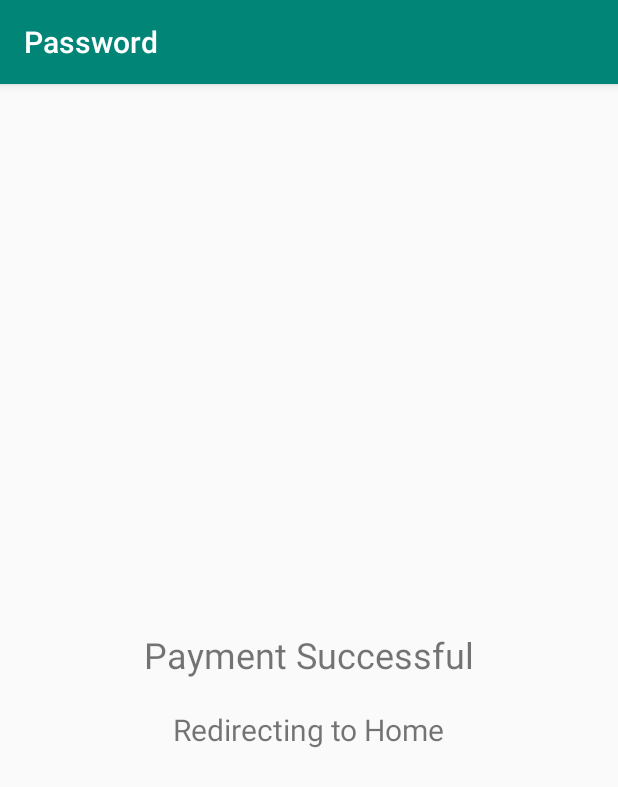
After one commit to AvinashNowpada/Password, an Android app: the Main2Activity screen opened directly, with no data from a screen before it, on a phone screen of 412 x 824 dp. The commit adds this screen. Shown: the top 787 px of the screen. Run offline under Robolectric (Android 15) with nearby library versions, the phone set to English and light mode, and no system bars.

Commit message:
Added Handler.postDelayed to activity.

```diff
--- a/app/src/main/AndroidManifest.xml
+++ b/app/src/main/AndroidManifest.xml
@@ -9,6 +9,7 @@
         android:roundIcon="@mipmap/ic_launcher_round"
         android:supportsRtl="true"
         android:theme="@style/AppTheme">
+        <activity android:name=".Main2Activity"></activity>
         <activity android:name=".MainActivity">
             <intent-filter>
                 <action android:name="android.intent.action.MAIN" />
--- /dev/null
+++ b/app/src/main/java/com/example/password/Main2Activity.java
@@ -0,0 +1,23 @@
+package com.example.password;
+
+import android.content.Intent;
+import android.os.Handler;
+import android.support.v7.app.AppCompatActivity;
+import android.os.Bundle;
+
+public class Main2Activity extends AppCompatActivity {
+
+    @Override
+    protected void onCreate(Bundle savedInstanceState) {
+        super.onCreate(savedInstanceState);
+        setContentView(R.layout.activity_main2);
+
+        Handler handler = new Handler();
+        handler.postDelayed(new Runnable() {
+            @Override
+            public void run() {
+                finish();
+            }
+        }, 3000);
+    }
+}
--- a/app/src/main/java/com/example/password/MainActivity.java
+++ b/app/src/main/java/com/example/password/MainActivity.java
@@ -3,7 +3,9 @@ package com.example.password;
 import android.app.AlertDialog;
 import android.content.Context;
 import android.content.DialogInterface;
+import android.content.Intent;
 import android.os.Bundle;
+import android.os.Handler;
 import android.support.v7.app.AppCompatActivity;
 import android.view.View;
 import android.widget.Button;
@@ -12,6 +14,7 @@ import android.widget.EditText;
 public class MainActivity extends AppCompatActivity {
 
     private Context context = null;
+
     @Override
     protected void onCreate(Bundle savedInstanceState) {
         super.onCreate(savedInstanceState);
@@ -27,14 +30,18 @@ public class MainActivity extends AppCompatActivity {
                     showAlertDialog(getApplicationContext(), "Authentication Failed", "Wrong pin", "Retry", "Exit");
 
                 } else {
-                    showAlertDialog(getApplicationContext(), "Authentication Sucess", "Welcome", "Ok", "Exit");
+
+                    Intent i = new Intent(getApplicationContext(), Main2Activity.class);
+                    i.addFlags(Intent.FLAG_ACTIVITY_NO_HISTORY);
+                    startActivity(i);
+
                 }
             }
         });
     }
 
     public void showAlertDialog(final Context context1, String title, String message, String posBtnMsg, String negBtnMsg) {
-        final AlertDialog.Builder builder ;
+        final AlertDialog.Builder builder;
         builder = new AlertDialog.Builder(context);
 
         builder.setMessage(message).setTitle(message);
@@ -60,5 +67,4 @@ public class MainActivity extends AppCompatActivity {
         alert.show();
     }
 
-
 }
--- /dev/null
+++ b/app/src/main/res/layout/activity_main2.xml
@@ -0,0 +1,36 @@
+<?xml version="1.0" encoding="utf-8"?>
+<android.support.constraint.ConstraintLayout xmlns:android="http://schemas.android.com/apk/res/android"
+    xmlns:app="http://schemas.android.com/apk/res-auto"
+    xmlns:tools="http://schemas.android.com/tools"
+    android:layout_width="match_parent"
+    android:layout_height="match_parent"
+    tools:context=".Main2Activity">
+
+    <TextView
+        android:id="@+id/textView"
+        android:layout_width="wrap_content"
+        android:layout_height="wrap_content"
+        android:layout_marginStart="8dp"
+        android:layout_marginLeft="8dp"
+        android:layout_marginEnd="8dp"
+        android:layout_marginRight="8dp"
+        android:layout_marginBottom="8dp"
+        android:text="Payment Successful"
+        app:layout_constraintTop_toTopOf="parent"
+        app:layout_constraintBottom_toBottomOf="parent"
+        app:layout_constraintEnd_toEndOf="parent"
+        android:textSize="24sp"
+        app:layout_constraintStart_toStartOf="parent" />
+
+    <TextView
+        android:textSize="20sp"
+        android:id="@+id/textView2"
+        android:layout_width="wrap_content"
+        android:layout_height="wrap_content"
+        android:layout_marginTop="20dp"
+        android:text="Redirecting to Home"
+        app:layout_constraintTop_toBottomOf="@id/textView"
+        app:layout_constraintStart_toStartOf="parent"
+        app:layout_constraintEnd_toEndOf="parent"
+        />
+</android.support.constraint.ConstraintLayout>
```
